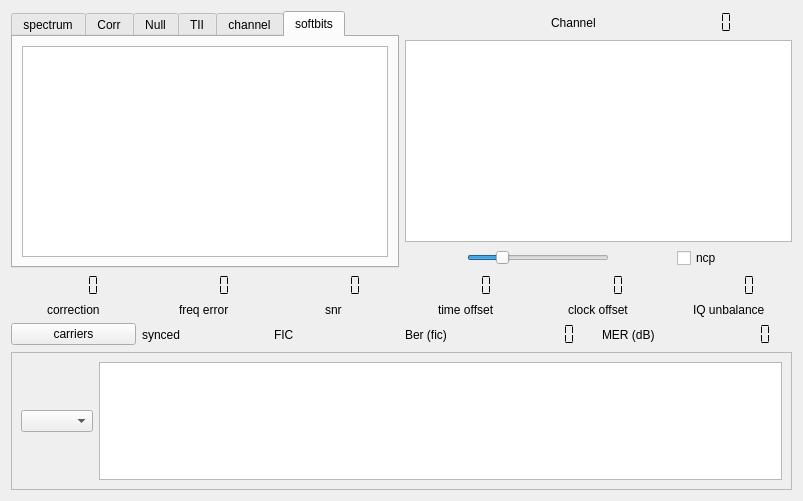
Before: the Qt Designer form sources/main/forms-v7/scopewidget.ui in JvanKatwijk/qt-dab, drawn with Qt 5.
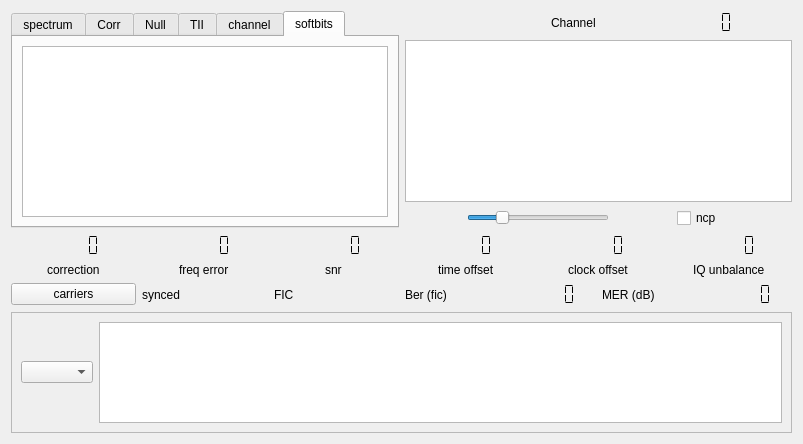
After: the same form once the commit is applied. Custom widgets are drawn as their Qt base class.

What changed in the file:
```diff
--- a/sources/main/forms-v7/scopewidget.ui
+++ b/sources/main/forms-v7/scopewidget.ui
@@ -7,7 +7,7 @@
     <x>0</x>
     <y>0</y>
     <width>803</width>
-    <height>501</height>
+    <height>444</height>
    </rect>
   </property>
   <property name="windowTitle">
```
Left out of the diff: 4 changed lines with no effect on the pictures.
